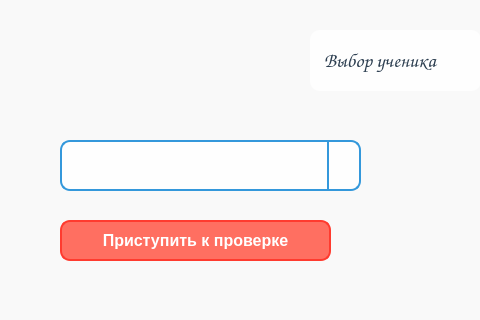
The window that for_exe_project/choose_work.ui (KOJlGyH/project_for_npk) describes before a commit, drawn with Qt 5; both pictures show x 0 to 480 and y 0 to 320 of the 800 by 600 pixel window.
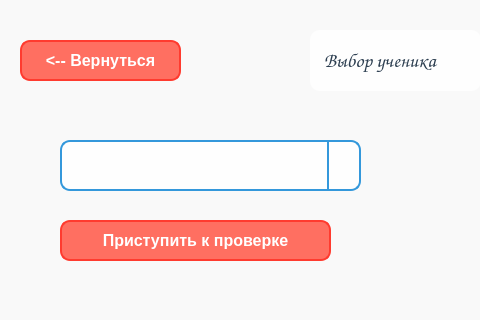
The same window after the commit. Icons and pictures are not drawn.

```diff
--- a/for_exe_project/choose_work.ui
+++ b/for_exe_project/choose_work.ui
@@ -409,6 +409,22 @@
      <string>Приступить к проверке</string>
     </property>
    </widget>
+   <widget class="QPushButton" name="back_button">
+    <property name="geometry">
+     <rect>
+      <x>20</x>
+      <y>40</y>
+      <width>161</width>
+      <height>41</height>
+     </rect>
+    </property>
+    <property name="styleSheet">
+     <string notr="true"/>
+    </property>
+    <property name="text">
+     <string>&lt;-- Вернуться</string>
+    </property>
+   </widget>
   </widget>
   <widget class="QMenuBar" name="menubar">
    <property name="geometry">
```
